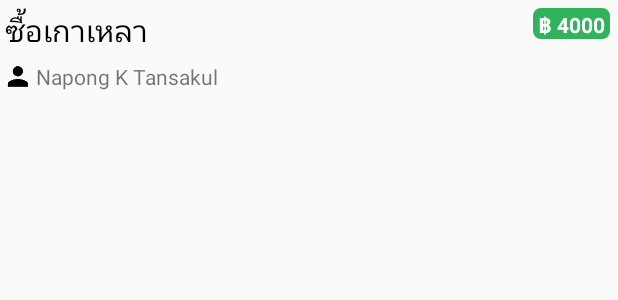
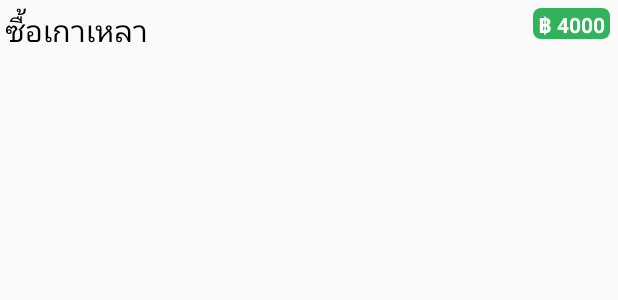
Before and after one commit to napongk/final_project_android, an Android app: the layout ingroup_item.xml on its own in the app's theme, with its tools: preview values and no code run, on a phone screen of 412 x 824 dp. Shown: the top 300 px of the screen. Run offline under Robolectric (Android 15) with nearby library versions, the phone set to English and light mode, and no system bars.

Commit message:
fix layout

```diff
--- a/app/src/main/res/layout/ingroup_item.xml
+++ b/app/src/main/res/layout/ingroup_item.xml
@@ -73,30 +73,6 @@
 
             </LinearLayout>
 
-            <LinearLayout
-                android:layout_width="match_parent"
-                android:layout_height="match_parent"
-                android:layout_marginBottom="5dp"
-                android:layout_marginTop="5dp"
-                android:layout_weight="1"
-                android:orientation="horizontal">
-
-                <ImageView
-                    android:id="@+id/imageView5"
-                    android:layout_width="wrap_content"
-                    android:layout_height="match_parent"
-                    android:layout_weight="1"
-                    app:srcCompat="@mipmap/person" />
-
-                <TextView
-                    android:id="@+id/agent"
-                    android:layout_width="match_parent"
-                    android:layout_height="23dp"
-                    android:layout_weight="1"
-                    android:gravity="center_vertical"
-                    android:text="Napong K Tansakul" />
-            </LinearLayout>
-
         </LinearLayout>
 
     </LinearLayout>
```
